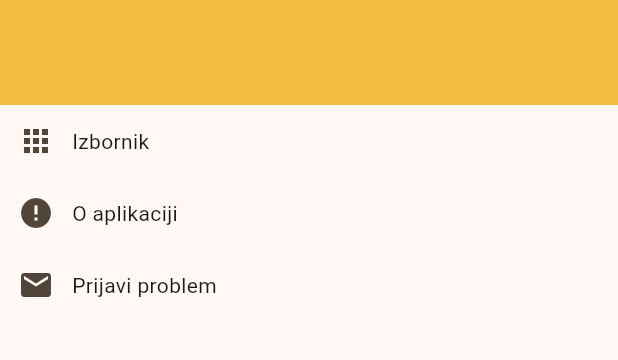
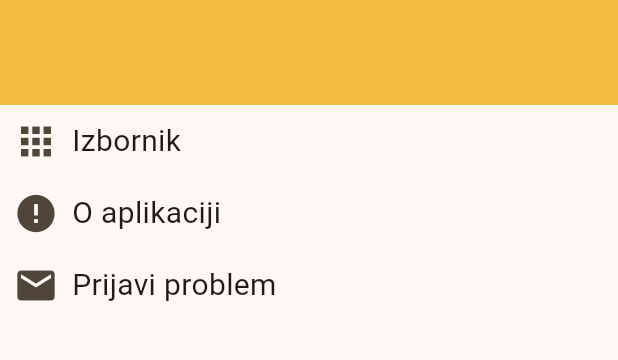
Before and after one commit to NikoVidovic/ucimo_mjere, a Flutter app: the Izbornik screen opened directly, on a phone screen of 412 x 824 dp, the part 195-555 px from its top. Run offline on Flutter 3.47's test engine with Material 3 defaults, Android fonts, the light colour scheme and no system bars.

Commit message:
Zapocet o aplikaciji

```diff
--- a/lib/izbornik.dart
+++ b/lib/izbornik.dart
@@ -1,4 +1,6 @@
 import 'package:flutter/material.dart';
+import 'package:hello_world/main.dart';
+import 'package:hello_world/o_aplikaciji.dart';
 import 'izbornik_button.dart';
 
 class Izbornik extends StatelessWidget {
@@ -33,9 +35,16 @@ class Izbornik extends StatelessWidget {
             backgroundColor: const Color.fromARGB(255, 244, 188, 66)),
         body: const Column(
           children: [
-            IzbornikButton(ikona: Icon(Icons.apps), title: 'Izbornik'),
-            IzbornikButton(ikona: Icon(Icons.error), title: 'O aplikaciji'),
-            IzbornikButton(ikona: Icon(Icons.email), title: 'Prijavi problem')
+            IzbornikButton(
+                ikona: Icon(Icons.apps), title: 'Izbornik', route: MainMenu()),
+            IzbornikButton(
+                ikona: Icon(Icons.error),
+                title: 'O aplikaciji',
+                route: OAplikaciji()),
+            IzbornikButton(
+                ikona: Icon(Icons.email),
+                title: 'Prijavi problem',
+                route: MainMenu())
           ],
         )));
   }
--- a/lib/izbornik_button.dart
+++ b/lib/izbornik_button.dart
@@ -1,27 +1,32 @@
 import 'package:flutter/material.dart';
-import 'main.dart';
 
 class IzbornikButton extends StatelessWidget {
   final Icon ikona;
   final String title;
-  const IzbornikButton({super.key, required this.ikona, required this.title});
+  final Widget route;
+  const IzbornikButton(
+      {super.key,
+      required this.ikona,
+      required this.title,
+      required this.route});
   @override
   Widget build(BuildContext context) {
     return (Row(children: [
       IconButton(
           icon: ikona,
+          iconSize: 30,
           onPressed: () {
-            Navigator.push(context,
-                MaterialPageRoute(builder: (context) => const MainMenu()));
+            Navigator.push(
+                context, MaterialPageRoute(builder: (context) => route));
           }),
       GestureDetector(
           onTap: () {
             Navigator.push(
               context,
-              MaterialPageRoute(builder: (context) => const MainMenu()),
+              MaterialPageRoute(builder: (context) => route),
             );
           },
-          child: Text(title))
+          child: Text(title, style: const TextStyle(fontSize: 20)))
     ]));
   }
 }
```
Also changed, not shown: lib/o_aplikaciji.dart (added, +41 -0 lines).
